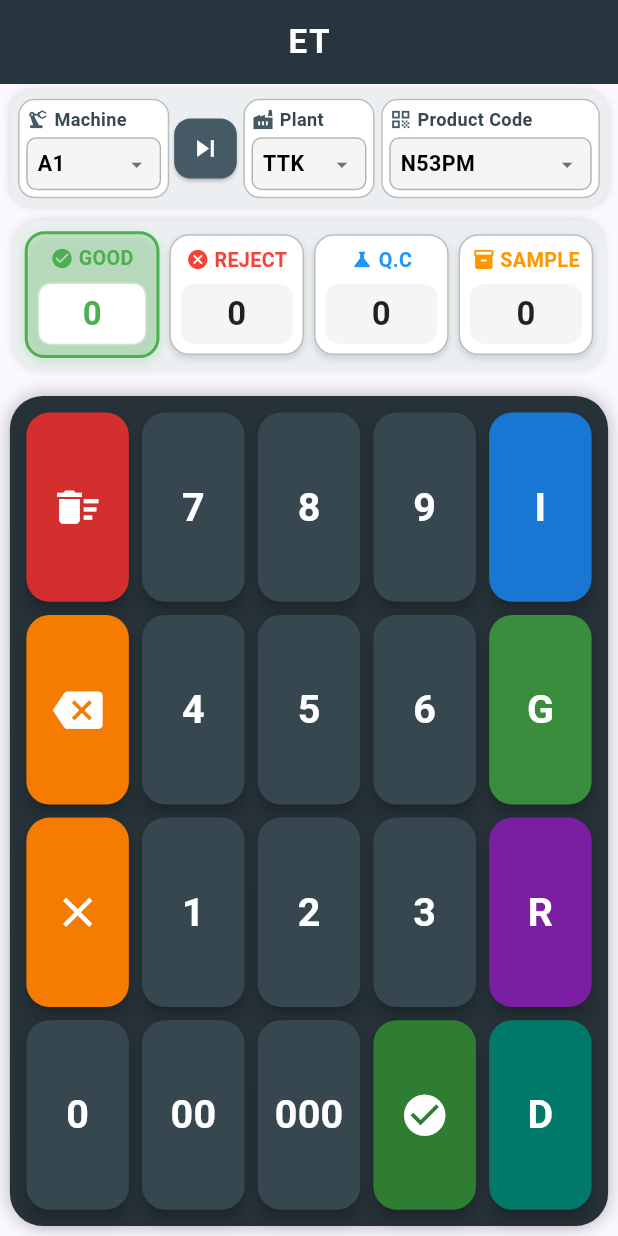
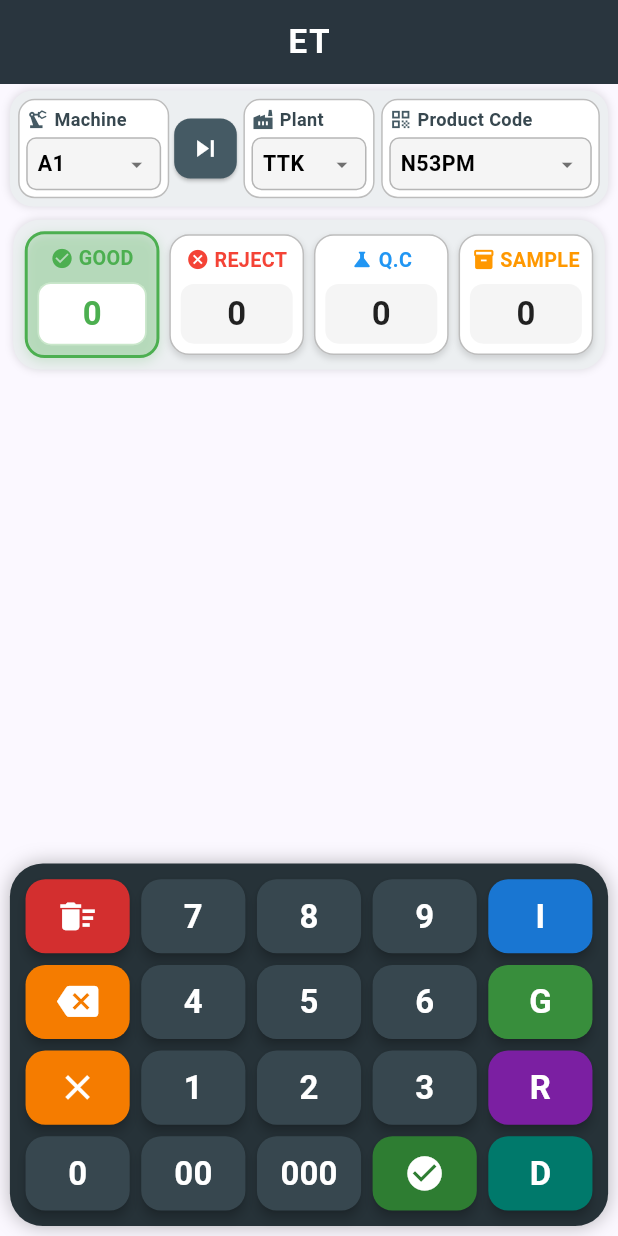
Before and after one commit to mdparvez44/Calculator, a Flutter app: the screen it shows after launch, on a phone screen of 412 x 824 dp. Run offline on Flutter 3.47's test engine with Material 3 defaults, Android fonts, the phone set to English and light mode, and no system bars; our stand-ins replace file_picker, share_plus, sqflite, sqflite_common_ffi; missing offline and left inert: excel; accounts and stored records are empty.

Commit message:
Restore normal calculator keypad sizing anchored at bottom

```diff
--- a/lib/screens/home.dart
+++ b/lib/screens/home.dart
@@ -9,9 +9,6 @@ class HomeScreen extends StatelessWidget {
 
   @override
   Widget build(BuildContext context) {
-    double screenWidth = MediaQuery.of(context).size.width;
-    double scale = (screenWidth / 375).clamp(0.8, 1.25);
-
     return Scaffold(
       appBar: AppBar(
         title: const Text(
@@ -23,15 +20,13 @@ class HomeScreen extends StatelessWidget {
         foregroundColor: Colors.white,
         elevation: 2,
       ),
-      body: SafeArea(
+      body: const SafeArea(
         child: Column(
           children: [
-            const Dropdowns(),
-            const Display(),
-            SizedBox(height: 6 * scale),
-            const Expanded(
-              child: Keypad(),
-            ),
+            Dropdowns(),
+            Display(),
+            Spacer(),
+            Keypad(),
           ],
         ),
       ),
--- a/lib/widgets/keypad.dart
+++ b/lib/widgets/keypad.dart
@@ -22,15 +22,15 @@ class Keypad extends StatelessWidget {
   }) {
     return Expanded(
       child: Padding(
-        padding: EdgeInsets.all(4 * scale),
+        padding: EdgeInsets.all(3.5 * scale),
         child: ElevatedButton(
           style: ElevatedButton.styleFrom(
             backgroundColor: color ?? const Color(0xff37474F),
             foregroundColor: textColor,
-            elevation: 4,
+            elevation: 3,
             padding: EdgeInsets.zero,
             shape: RoundedRectangleBorder(
-              borderRadius: BorderRadius.circular(14 * scale),
+              borderRadius: BorderRadius.circular(12 * scale),
             ),
           ),
           onPressed: () async {
@@ -74,11 +74,11 @@ class Keypad extends StatelessWidget {
           child: FittedBox(
             fit: BoxFit.scaleDown,
             child: icon != null
-                ? Icon(icon, size: 30 * scale, color: Colors.white)
+                ? Icon(icon, size: 25 * scale, color: Colors.white)
                 : Text(
                     text,
                     style: TextStyle(
-                      fontSize: 24 * scale,
+                      fontSize: 20 * scale,
                       fontWeight: FontWeight.bold,
                       color: textColor,
                     ),
@@ -90,16 +90,9 @@ class Keypad extends StatelessWidget {
   }
 
   Widget row(BuildContext context, List<Widget> buttons, double scale) {
-    if (rowHeight != null) {
-      return SizedBox(
-        height: rowHeight,
-        child: Row(
-          crossAxisAlignment: CrossAxisAlignment.stretch,
-          children: buttons,
-        ),
-      );
-    }
-    return Expanded(
+    double h = rowHeight ?? (52.0 * scale);
+    return SizedBox(
+      height: h,
       child: Row(
         crossAxisAlignment: CrossAxisAlignment.stretch,
         children: buttons,
@@ -110,7 +103,7 @@ class Keypad extends StatelessWidget {
   @override
   Widget build(BuildContext context) {
     double screenWidth = MediaQuery.of(context).size.width;
-    double scale = (screenWidth / 375).clamp(0.9, 1.35);
+    double scale = (screenWidth / 375).clamp(0.85, 1.25);
 
     return Container(
       padding: EdgeInsets.all(6 * scale),
```
